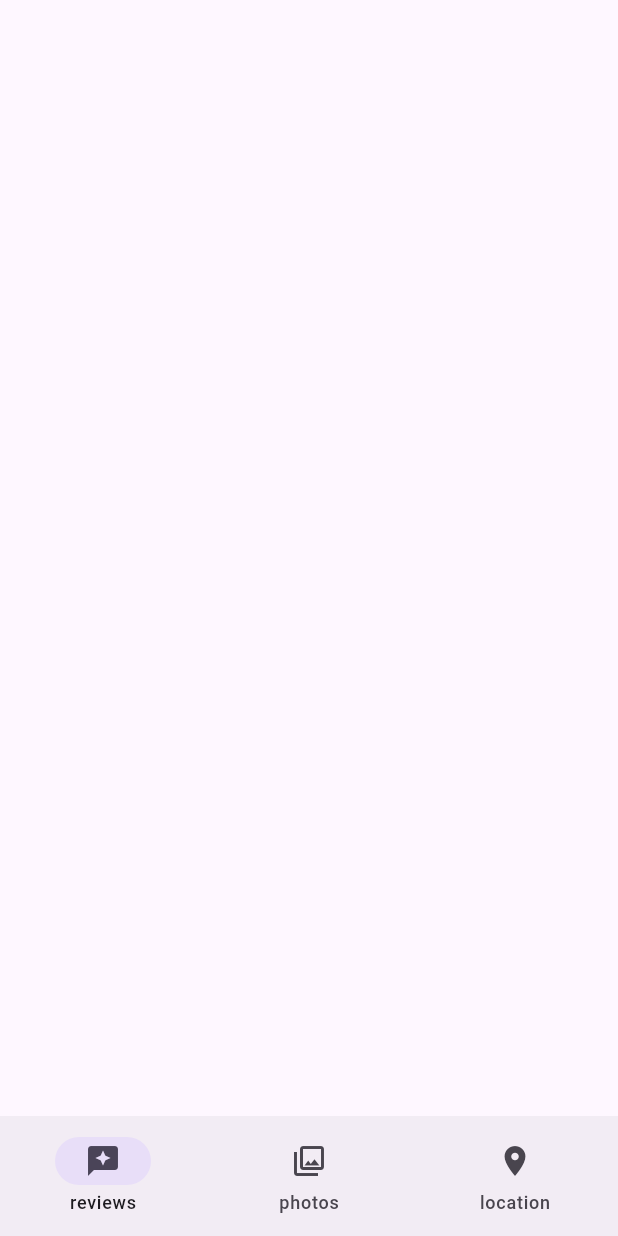
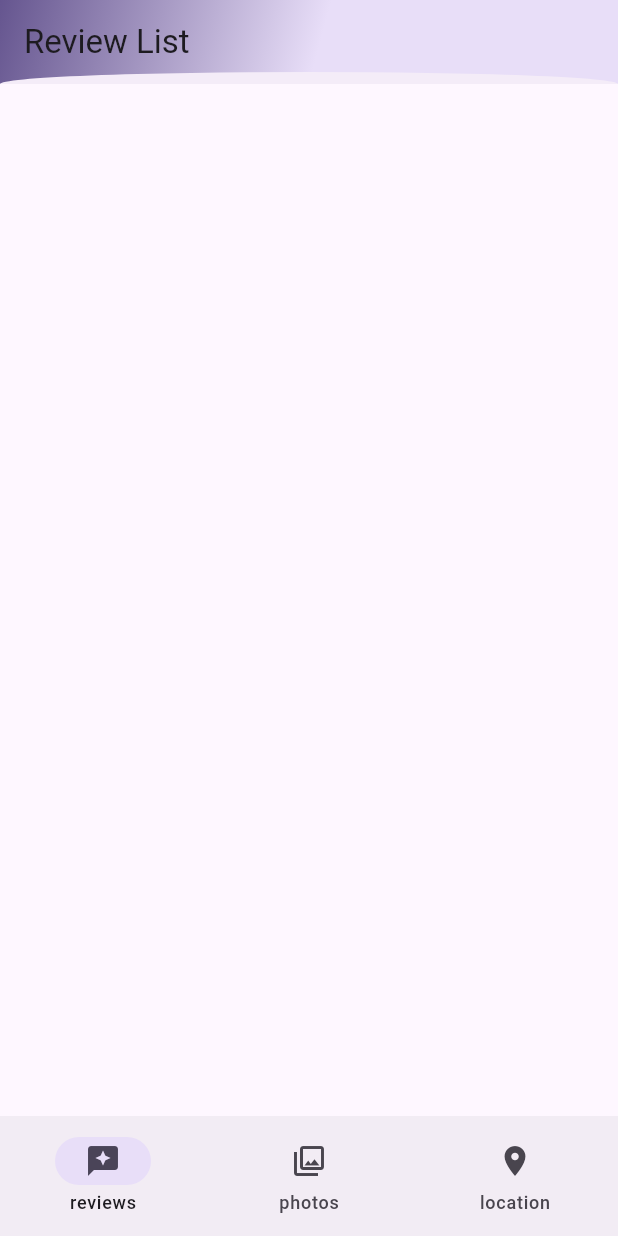
Before and after one commit to Zeynebu/keiko_food_review, a Flutter app: the screen it shows after launch, on a phone screen of 412 x 824 dp. Run offline on Flutter 3.47's test engine with Material 3 defaults, Android fonts, the phone set to English and light mode, and no system bars.

Commit message:
using clippers on reviewlist

```diff
--- a/lib/helper/clippers.dart
+++ b/lib/helper/clippers.dart
@@ -1,6 +1,6 @@
 import 'package:flutter/material.dart';
 
-class OvalClipper extends CustomClipper<Path> {
+class OvalClipperUpper extends CustomClipper<Path> {
   @override
   Path getClip(Size size) {
     Path path = Path();
--- a/lib/pages/review_list/review_list.dart
+++ b/lib/pages/review_list/review_list.dart
@@ -1,4 +1,5 @@
 import 'package:flutter/material.dart';
+import 'package:keiko_food_review/helper/clippers.dart';
 
 class ReviewList extends StatefulWidget {
   const ReviewList({super.key});
@@ -12,6 +13,29 @@
 class _ReviewListState extends State<ReviewList> {
   @override
   Widget build(BuildContext context) {
-    return Container();
+    return Scaffold(
+      appBar: AppBar(
+        title: const Text('Review List'),
+        backgroundColor: Colors.transparent,
+        elevation: 2.0,
+        flexibleSpace: ClipPath(
+          clipper: OvalClipperUpper(),
+          child: Container(
+            decoration: BoxDecoration(
+              gradient: LinearGradient(
+                colors: [
+                  Theme.of(context).colorScheme.primary,
+                  Theme.of(context).colorScheme.secondaryContainer,
+                ],
+                begin: Alignment.topLeft,
+                end: Alignment.bottomCenter,
+
+              ),
+            ),
+          ),
+        ),
+      ),
+      extendBodyBehindAppBar: true,
+    );
   }
 }
```
